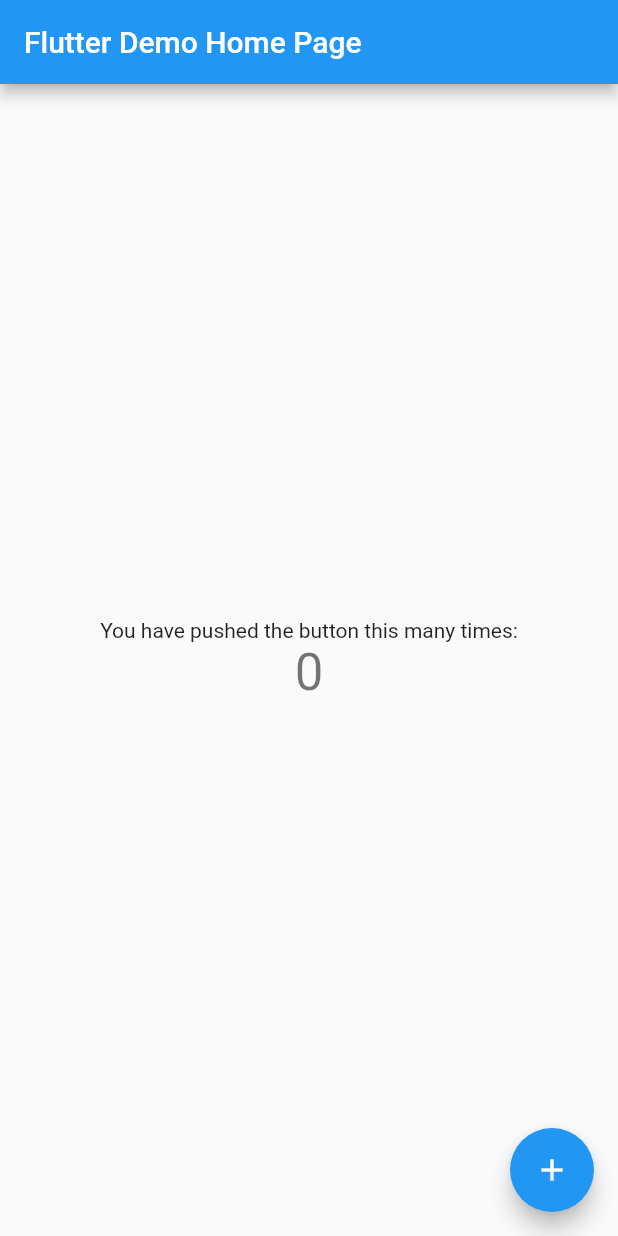
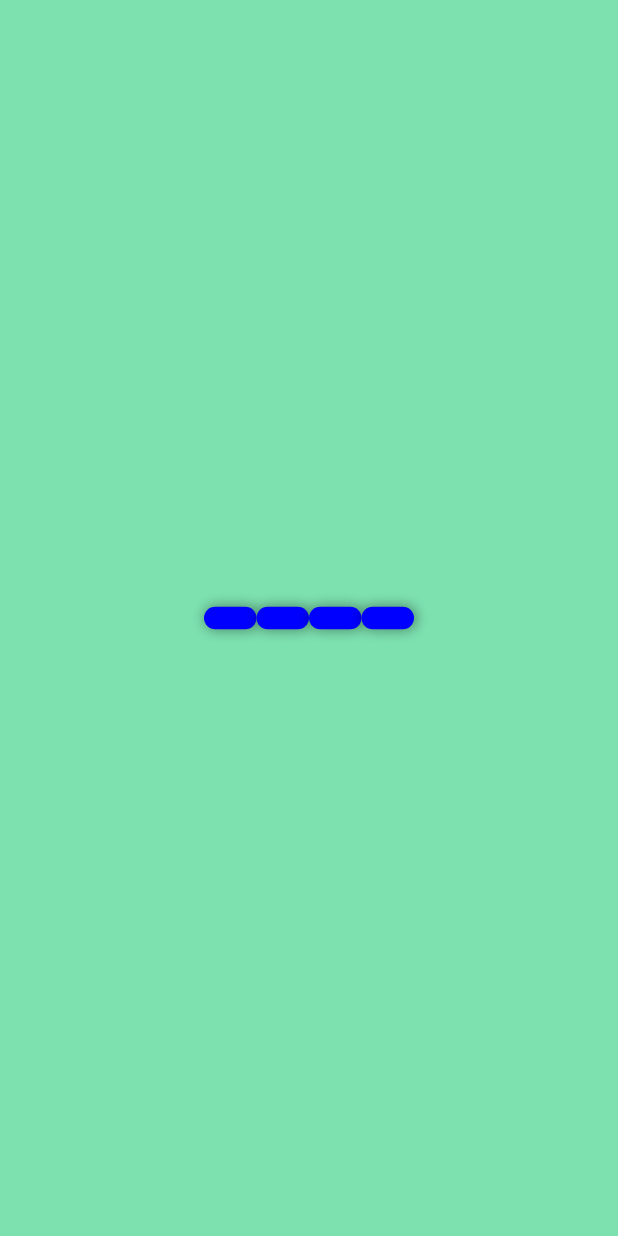
Before and after one commit to mohith7548/Flutter-Sample-Projects, a Flutter app: the screen it shows after launch, on a phone screen of 412 x 824 dp. Run offline on Flutter 3.47's test engine with Material 2 defaults, Android fonts, the phone set to English and light mode, and no system bars.

Commit message:
Loading animation finished. some tweaks required.

```diff
--- a/loading_animation/lib/main.dart
+++ b/loading_animation/lib/main.dart
@@ -1,109 +1,100 @@
 import 'package:flutter/material.dart';
 
-void main() => runApp(new MyApp());
+void main() => runApp(MyApp());
 
 class MyApp extends StatelessWidget {
-  // This widget is the root of your application.
   @override
   Widget build(BuildContext context) {
-    return new MaterialApp(
-      title: 'Flutter Demo',
-      theme: new ThemeData(
-        // This is the theme of your application.
-        //
-        // Try running your application with "flutter run". You'll see the
-        // application has a blue toolbar. Then, without quitting the app, try
-        // changing the primarySwatch below to Colors.green and then invoke
-        // "hot reload" (press "r" in the console where you ran "flutter run",
-        // or press Run > Flutter Hot Reload in IntelliJ). Notice that the
-        // counter didn't reset back to zero; the application is not restarted.
+    return MaterialApp(
+      title: 'Loading Screen',
+      theme: ThemeData(
         primarySwatch: Colors.blue,
       ),
-      home: new MyHomePage(title: 'Flutter Demo Home Page'),
+      home: BarLoadingScreen(),
     );
   }
 }
 
-class MyHomePage extends StatefulWidget {
-  MyHomePage({Key key, this.title}) : super(key: key);
+class BarLoadingScreen extends StatefulWidget {
+  @override
+  _BarLoadingScreenState createState() => _BarLoadingScreenState();
+}
 
-  // This widget is the home page of your application. It is stateful, meaning
-  // that it has a State object (defined below) that contains fields that affect
-  // how it looks.
-
-  // This class is the configuration for the state. It holds the values (in this
-  // case the title) provided by the parent (in this case the App widget) and
-  // used by the build method of the State. Fields in a Widget subclass are
-  // always marked "final".
-
-  final String title;
+class _BarLoadingScreenState extends State<BarLoadingScreen>
+    with SingleTickerProviderStateMixin {
+  AnimationController _controller;
+  Animation<Color> animation;
 
   @override
-  _MyHomePageState createState() => new _MyHomePageState();
+  void initState() {
+    super.initState();
+    _controller = AnimationController(
+      vsync: this,
+      duration: Duration(
+        milliseconds: 3000,
+      ),
+    );
+    animation = ColorTween(
+      begin: const Color.fromRGBO(10, 10, 10, 0.5),
+      end: const Color.fromRGBO(0, 200, 100, 0.5),
+    ).animate(_controller)
+      ..addListener(() => setState(() {}));
+    _controller.forward();
   }
 
-class _MyHomePageState extends State<MyHomePage> {
-  int _counter = 0;
-
-  void _incrementCounter() {
-    setState(() {
-      // This call to setState tells the Flutter framework that something has
-      // changed in this State, which causes it to rerun the build method below
-      // so that the display can reflect the updated values. If we changed
-      // _counter without calling setState(), then the build method would not be
-      // called again, and so nothing would appear to happen.
-      _counter++;
-    });
+  @override
+  void dispose() {
+    _controller.dispose();
+    super.dispose();
   }
 
   @override
   Widget build(BuildContext context) {
-    // This method is rerun every time setState is called, for instance as done
-    // by the _incrementCounter method above.
-    //
-    // The Flutter framework has been optimized to make rerunning build methods
-    // fast, so that you can just rebuild anything that needs updating rather
-    // than having to individually change instances of widgets.
-    return new Scaffold(
-      appBar: new AppBar(
-        // Here we take the value from the MyHomePage object that was created by
-        // the App.build method, and use it to set our appbar title.
-        title: new Text(widget.title),
+    return Scaffold(
+      body: Container(
+        decoration: BoxDecoration(
+          color: animation.value,
         ),
-      body: new Center(
-        // Center is a layout widget. It takes a single child and positions it
-        // in the middle of the parent.
-        child: new Column(
-          // Column is also layout widget. It takes a list of children and
-          // arranges them vertically. By default, it sizes itself to fit its
-          // children horizontally, and tries to be as tall as its parent.
-          //
-          // Invoke "debug paint" (press "p" in the console where you ran
-          // "flutter run", or select "Toggle Debug Paint" from the Flutter tool
-          // window in IntelliJ) to see the wireframe for each widget.
-          //
-          // Column has various properties to control how it sizes itself and
-          // how it positions its children. Here we use mainAxisAlignment to
-          // center the children vertically; the main axis here is the vertical
-          // axis because Columns are vertical (the cross axis would be
-          // horizontal).
+        child: Center(
+          child: Row(
             mainAxisAlignment: MainAxisAlignment.center,
             children: <Widget>[
-            new Text(
-              'You have pushed the button this many times:',
+              Bar(),
+              Bar(),
+              Bar(),
+              Bar(),
+            ],
           ),
-            new Text(
-              '$_counter',
-              style: Theme.of(context).textTheme.display1,
+        ),
+      ),
+    );
+  }
+}
+
+class Bar extends StatelessWidget {
+  @override
+  Widget build(BuildContext context) {
+    return Container(
+      width: 35.0,
+      height: 15.0,
+      decoration: BoxDecoration(
+        color: Color.fromRGBO(0, 0, 255, 1.0),
+        borderRadius: BorderRadius.circular(10.0),
+        boxShadow: [
+          BoxShadow(
+            color: Colors.black12,
+            blurRadius: 8.0,
+            spreadRadius: 1.0,
+            offset: Offset(1.0, 0.0),
+          ),
+          BoxShadow(
+            color: Colors.black26,
+            blurRadius: 6.0,
+            spreadRadius: 1.0,
+            offset: Offset(1.0, 0.0),
           ),
         ],
       ),
-      ),
-      floatingActionButton: new FloatingActionButton(
-        onPressed: _incrementCounter,
-        tooltip: 'Increment',
-        child: new Icon(Icons.add),
-      ), // This trailing comma makes auto-formatting nicer for build methods.
     );
   }
 }
```
Lines whose indentation alone changed are shown as unchanged.
